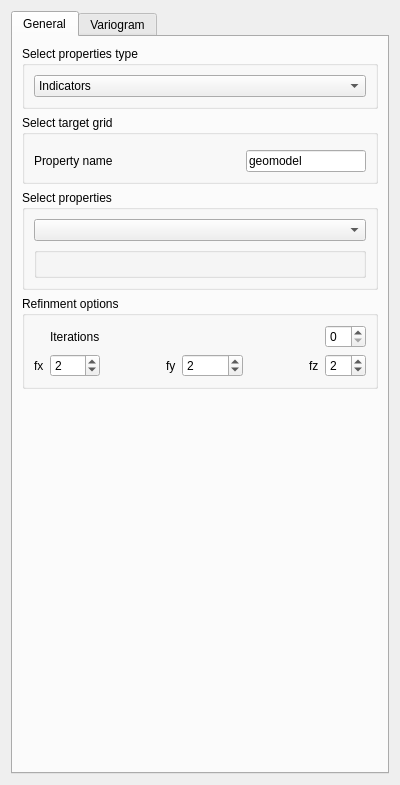
This is ui/deterministic.ui in robertorolo/LPM-Geomod_Suite as Qt 5 draws it before an edit. The edited form follows.
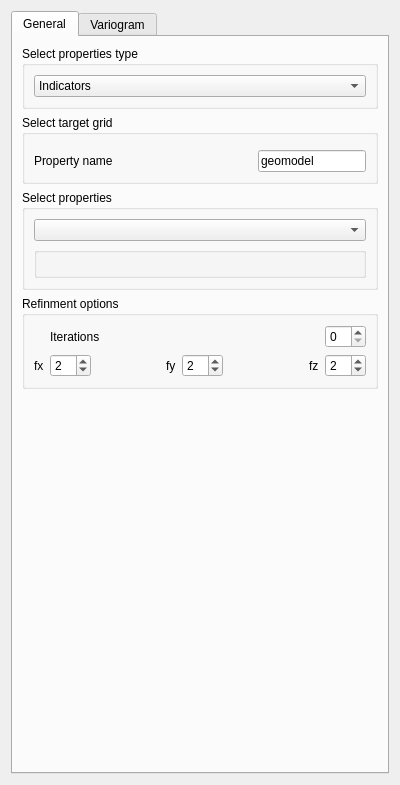
This is the edited form. Custom widgets are drawn as their Qt base class.

The edit to the form file:
```diff
--- a/ui/deterministic.ui
+++ b/ui/deterministic.ui
@@ -19,8 +19,8 @@
   <property name="AlgorithmDescription" stdset="0">
    <string>creates a deterministic geologic model</string>
   </property>
-  <layout class="QGridLayout" name="gridLayout">
-   <item row="0" column="0">
+  <layout class="QVBoxLayout" name="verticalLayout">
+   <item>
     <widget class="QTabWidget" name="tabWidget">
      <property name="currentIndex">
       <number>0</number>
@@ -66,45 +66,6 @@
          </property>
         </spacer>
        </item>
-       <item row="1" column="0">
-        <widget class="QGroupBox" name="groupBox_3">
-         <property name="title">
-          <string>Select target grid</string>
-         </property>
-         <layout class="QGridLayout" name="gridLayout_5">
-          <item row="3" column="0">
-           <widget class="QLabel" name="label">
-            <property name="text">
-             <string>Property name</string>
-            </property>
-           </widget>
-          </item>
-          <item row="3" column="1">
-           <spacer name="horizontalSpacer">
-            <property name="orientation">
-             <enum>Qt::Horizontal</enum>
-            </property>
-            <property name="sizeHint" stdset="0">
-             <size>
-              <width>40</width>
-              <height>20</height>
-             </size>
-            </property>
-           </spacer>
-          </item>
-          <item row="3" column="2">
-           <widget class="QLineEdit" name="lineEdit">
-            <property name="text">
-             <string>geomodel</string>
-            </property>
-           </widget>
-          </item>
-          <item row="2" column="1">
-           <widget class="GridSelector" name="gridselector"/>
-          </item>
-         </layout>
-        </widget>
-       </item>
        <item row="2" column="0">
         <widget class="QGroupBox" name="groupBox_2">
          <property name="title">
@@ -158,6 +119,12 @@
           </item>
           <item row="2" column="4">
            <widget class="QSpinBox" name="fy">
+            <property name="sizePolicy">
+             <sizepolicy hsizetype="Fixed" vsizetype="Fixed">
+              <horstretch>0</horstretch>
+              <verstretch>0</verstretch>
+             </sizepolicy>
+            </property>
             <property name="value">
              <number>2</number>
             </property>
@@ -165,6 +132,12 @@
           </item>
           <item row="2" column="1">
            <widget class="QSpinBox" name="fx">
+            <property name="sizePolicy">
+             <sizepolicy hsizetype="Fixed" vsizetype="Fixed">
+              <horstretch>0</horstretch>
+              <verstretch>0</verstretch>
+             </sizepolicy>
+            </property>
             <property name="value">
              <number>2</number>
             </property>
@@ -220,6 +193,45 @@
          </layout>
         </widget>
        </item>
+       <item row="1" column="0">
+        <widget class="QGroupBox" name="groupBox_3">
+         <property name="title">
+          <string>Select target grid</string>
+         </property>
+         <layout class="QGridLayout" name="gridLayout">
+          <item row="0" column="0" colspan="2">
+           <widget class="GridSelector" name="gridselector">
+            <property name="sizePolicy">
+             <sizepolicy hsizetype="Preferred" vsizetype="Preferred">
+              <horstretch>0</horstretch>
+              <verstretch>0</verstretch>
+             </sizepolicy>
+            </property>
+           </widget>
+          </item>
+          <item row="3" column="1">
+           <widget class="QLineEdit" name="lineEdit">
+            <property name="sizePolicy">
+             <sizepolicy hsizetype="Maximum" vsizetype="Fixed">
+              <horstretch>0</horstretch>
+              <verstretch>0</verstretch>
+             </sizepolicy>
+            </property>
+            <property name="text">
+             <string>geomodel</string>
+            </property>
+           </widget>
+          </item>
+          <item row="3" column="0">
+           <widget class="QLabel" name="label">
+            <property name="text">
+             <string>Property name</string>
+            </property>
+           </widget>
+          </item>
+         </layout>
+        </widget>
+       </item>
       </layout>
      </widget>
      <widget class="QWidget" name="tab2">
```
Left out of the diff: 39 changed lines with no effect on the pictures.
